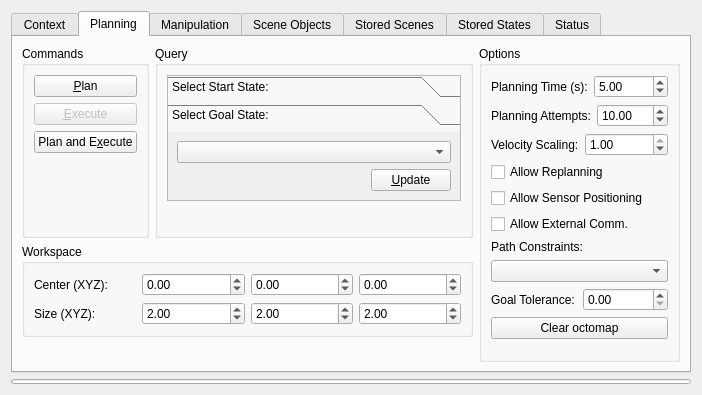
Before: the Qt Designer form vigir_moveit_rviz_ui/vigir_motion_planning_rviz_plugin/src/ui/motion_planning_rviz_plugin_frame.ui in team-vigir/vigir_manipulation_planning, drawn with Qt 5.
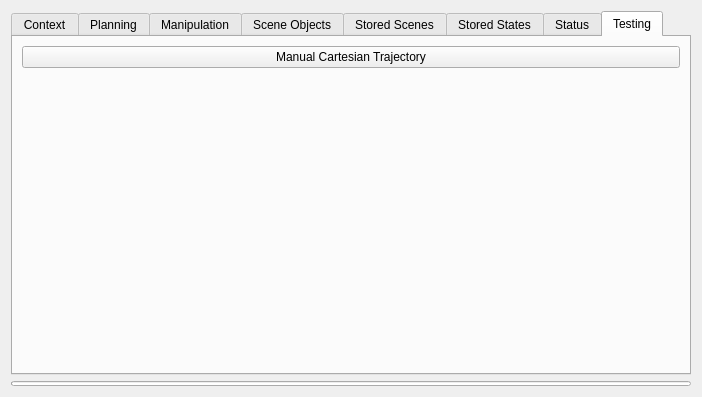
After: the same form once the commit is applied.

Commit message: - add cartesian trajectory test dialog

The edit to the form file:
```diff
--- a/vigir_moveit_rviz_ui/vigir_motion_planning_rviz_plugin/src/ui/motion_planning_rviz_plugin_frame.ui
+++ b/vigir_moveit_rviz_ui/vigir_motion_planning_rviz_plugin/src/ui/motion_planning_rviz_plugin_frame.ui
@@ -7,7 +7,7 @@
     <x>0</x>
     <y>0</y>
     <width>702</width>
-    <height>395</height>
+    <height>397</height>
    </rect>
   </property>
   <property name="windowTitle">
@@ -26,7 +26,7 @@
       <bool>false</bool>
      </property>
      <property name="currentIndex">
-      <number>1</number>
+      <number>7</number>
      </property>
      <widget class="QWidget" name="context">
       <attribute name="title">
@@ -360,8 +360,8 @@
                   <rect>
                    <x>0</x>
                    <y>0</y>
-                   <width>205</width>
-                   <height>78</height>
+                   <width>237</width>
+                   <height>72</height>
                   </rect>
                  </property>
                  <attribute name="label">
@@ -609,10 +609,10 @@
                </sizepolicy>
               </property>
               <property name="maximum">
-               <number>1000</number>
+               <double>1000.000000000000000</double>
               </property>
               <property name="value">
-               <number>10</number>
+               <double>10.000000000000000</double>
               </property>
              </widget>
             </item>
@@ -1450,6 +1450,33 @@
        </item>
       </layout>
      </widget>
+     <widget class="QWidget" name="testing">
+      <attribute name="title">
+       <string>Testing</string>
+      </attribute>
+      <layout class="QVBoxLayout" name="verticalLayout_13">
+       <item>
+        <widget class="QPushButton" name="manual_cartesian_trajectory_button">
+         <property name="text">
+          <string>Manual Cartesian Trajectory</string>
+         </property>
+        </widget>
+       </item>
+       <item>
+        <spacer name="verticalSpacer_10">
+         <property name="orientation">
+          <enum>Qt::Vertical</enum>
+         </property>
+         <property name="sizeHint" stdset="0">
+          <size>
+           <width>20</width>
+           <height>303</height>
+          </size>
+         </property>
+        </spacer>
+       </item>
+      </layout>
+     </widget>
     </widget>
    </item>
    <item>
```
Left out of the diff: 6 changed lines with no effect on the pictures. The commit also changes 6 other files.
